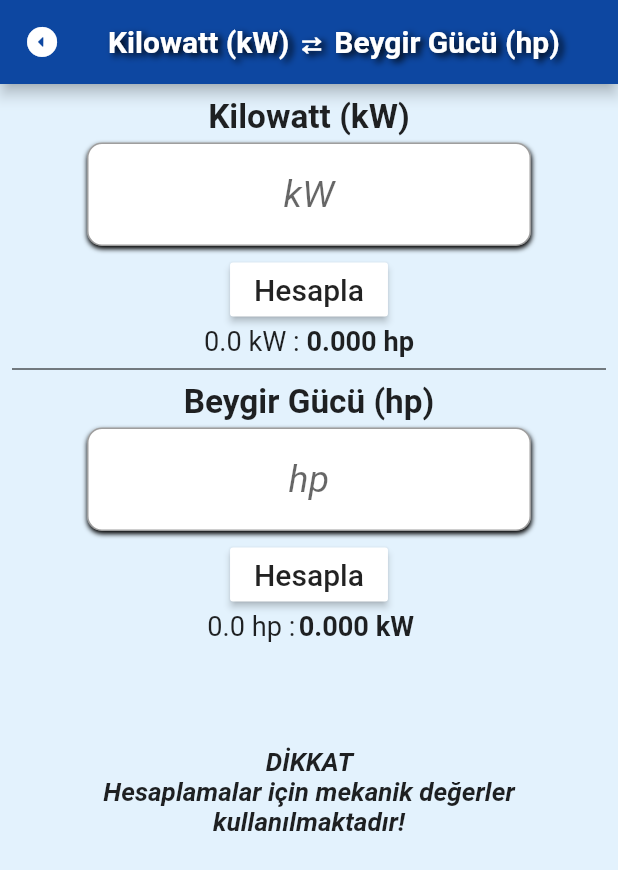
After one commit to batuhansavas-yilmaz/topluhesaplayici, a Flutter app: the screen it shows after launch, after a tap on an icon or button, on a phone screen of 412 x 824 dp. The commit adds this screen. Shown: the top 870 px of the screen. Run offline on Flutter 3.47's test engine with Material 2 defaults, Android fonts, the phone set to English and light mode, and no system bars; our stand-ins replace device_preview, flutter_styled_toast; missing offline and left inert: firebase_admob; accounts and stored records are empty.

Commit message:
"Kilowatt (kW) ⇄ Beygir Gücü (hp) eklendi"

```diff
--- /dev/null
+++ b/lib/beygir.dart
@@ -0,0 +1,243 @@
+import 'dart:ui';
+
+import 'package:flutter/material.dart';
+import 'package:flutter/services.dart';
+import 'package:toplu_hesaplayici/main.dart';
+
+class SizeConfig {
+  static MediaQueryData _mediaQueryData;
+  static double screenWidth;
+  static double screenHeight;
+  static double blockSizeHorizontal;
+  static double blockSizeVertical;
+
+  void init(BuildContext context) {
+    _mediaQueryData = MediaQuery.of(context);
+    screenWidth = _mediaQueryData.size.width;
+    screenHeight = _mediaQueryData.size.height;
+    blockSizeHorizontal = screenWidth / 100;
+    blockSizeVertical = screenHeight / 100;
+  }
+}
+
+class Beygir extends StatefulWidget {
+  @override
+  _BeygirState createState() => _BeygirState();
+}
+
+class _BeygirState extends State<Beygir> {
+  double kW = 0.00;
+  double hP = 0.00;
+  double kWsonuc = 0.00;
+  double hPsonuc = 0.00;
+
+  TextEditingController t1 = TextEditingController(text: '');
+  TextEditingController t2 = TextEditingController(text: '');
+
+  @override
+  Widget build(BuildContext context) {
+    SizeConfig().init(context);
+    return Scaffold(
+      appBar: AppBar(
+        leading: Transform(
+          alignment: FractionalOffset.center,
+          transform: Matrix4.rotationZ(-80.10),
+          child: Container(
+            child: IconButton(
+                tooltip: "Geri",
+                icon: Icon(Icons.arrow_drop_down_circle_rounded),
+                onPressed: () {
+                  Navigator.pop(context);
+                }),
+          ),
+        ),
+        title: Text(
+          "Kilowatt (kW) ⇄ Beygir Gücü (hp)",
+          style: appBarStyle,
+        ),
+      ),
+      body: SingleChildScrollView(
+        child: Padding(
+          padding: const EdgeInsets.all(8.0),
+          child: Column(
+            children: [
+              Text(
+                "Kilowatt (kW)",
+                style: TextStyle(
+                  fontWeight: FontWeight.bold,
+                  fontSize: SizeConfig.blockSizeHorizontal * 5.4,
+                ),
+              ),
+              Padding(
+                padding: const EdgeInsets.only(left: 45, right: 45),
+                child: Row(
+                  children: [
+                    Expanded(
+                      child: Padding(
+                        padding: const EdgeInsets.all(5.0),
+                        child: Container(
+                          decoration: BoxDecoration(
+                              boxShadow: [
+                                BoxShadow(
+                                    offset: Offset(0.50, 1.85), blurRadius: 2)
+                              ],
+                              color: Colors.white,
+                              borderRadius: BorderRadius.circular(10)),
+                          child: TextField(
+                            controller: t1,
+                            keyboardType: TextInputType.numberWithOptions(
+                              decimal: true,
+                            ),
+                            inputFormatters: <TextInputFormatter>[
+                              FilteringTextInputFormatter.deny(",")
+                            ],
+                            style: TextStyle(
+                                fontSize: 25, fontWeight: FontWeight.bold),
+                            decoration: InputDecoration(
+                              border: OutlineInputBorder(
+                                borderRadius: BorderRadius.circular(10),
+                              ),
+                              hintText: "kW",
+                              hintStyle: TextStyle(
+                                  fontSize: 25,
+                                  fontStyle: FontStyle.italic,
+                                  fontWeight: FontWeight.normal),
+                            ),
+                            textAlign: TextAlign.center,
+                          ),
+                        ),
+                      ),
+                    ),
+                  ],
+                ),
+              ),
+              RaisedButton(
+                color: Colors.white,
+                onPressed: () {
+                  setState(() {
+                    FocusScope.of(context).requestFocus(new FocusNode());
+                    kW = double.parse(t1.text);
+                    kWsonuc = kW * 1.341022;
+                  });
+                },
+                child: Text(
+                  "Hesapla",
+                  textAlign: TextAlign.center,
+                  style: TextStyle(fontSize: 20),
+                ),
+              ),
+              Row(
+                mainAxisAlignment: MainAxisAlignment.center,
+                children: [
+                  Text(
+                    "${kW} kW : ",
+                    style: TextStyle(
+                        fontSize: SizeConfig.blockSizeHorizontal * 4.4),
+                  ),
+                  Text(
+                    "${kWsonuc.toStringAsFixed(3)} hp",
+                    style: TextStyle(
+                        fontSize: SizeConfig.blockSizeHorizontal * 4.4,
+                        fontWeight: FontWeight.bold),
+                  ),
+                ],
+              ),
+              Divider(
+                color: Colors.black,
+              ),
+              Text(
+                "Beygir Gücü (hp)",
+                style: TextStyle(
+                  fontWeight: FontWeight.bold,
+                  fontSize: SizeConfig.blockSizeHorizontal * 5.4,
+                ),
+              ),
+              Padding(
+                padding: const EdgeInsets.only(left: 45, right: 45),
+                child: Row(
+                  children: [
+                    Expanded(
+                      child: Padding(
+                        padding: const EdgeInsets.all(5.0),
+                        child: Container(
+                          decoration: BoxDecoration(
+                              boxShadow: [
+                                BoxShadow(
+                                    offset: Offset(0.50, 1.85), blurRadius: 2)
+                              ],
+                              color: Colors.white,
+                              borderRadius: BorderRadius.circular(10)),
+                          child: TextField(
+                            controller: t2,
+                            keyboardType: TextInputType.numberWithOptions(
+                              decimal: true,
+                            ),
+                            inputFormatters: <TextInputFormatter>[
+                              FilteringTextInputFormatter.deny(",")
+                            ],
+                            style: TextStyle(
+                                fontSize: 25, fontWeight: FontWeight.bold),
+                            decoration: InputDecoration(
+                              border: OutlineInputBorder(
+                                borderRadius: BorderRadius.circular(10),
+                              ),
+                              hintText: "hp",
+                              hintStyle: TextStyle(
+                                  fontSize: 25,
+                                  fontStyle: FontStyle.italic,
+                                  fontWeight: FontWeight.normal),
+                            ),
+                            textAlign: TextAlign.center,
+                          ),
+                        ),
+                      ),
+                    ),
+                  ],
+                ),
+              ),
+              RaisedButton(
+                color: Colors.white,
+                onPressed: () {
+                  setState(() {
+                    FocusScope.of(context).requestFocus(new FocusNode());
+                    hP = double.parse(t2.text);
+                    hPsonuc = hP * 0.745699872;
+                  });
+                },
+                child: Text(
+                  "Hesapla",
+                  textAlign: TextAlign.center,
+                  style: TextStyle(fontSize: 20),
+                ),
+              ),
+              Row(
+                mainAxisAlignment: MainAxisAlignment.center,
+                children: [
+                  Text(
+                    "${hP} hp : ",
+                    style: TextStyle(
+                        fontSize: SizeConfig.blockSizeHorizontal * 4.4),
+                    textAlign: TextAlign.center,
+                  ),
+                  Text(
+                    "${hPsonuc.toStringAsFixed(3)} kW",
+                    style: TextStyle(
+                        fontSize: SizeConfig.blockSizeHorizontal * 4.4,
+                        fontWeight: FontWeight.bold),
+                    textAlign: TextAlign.center,
+                  ),
+                ],
+              ),
+              SizedBox(
+                height: 70,
+              ),
+              Text("DİKKAT \nHesaplamalar için mekanik değerler kullanılmaktadır!",style: TextStyle(
+              fontSize: SizeConfig.blockSizeHorizontal * 4.2,
+                  fontWeight: FontWeight.bold,fontStyle: FontStyle.italic),textAlign: TextAlign.center,)
+            ],
+          ),
+        ),
+      ),
+    );
+  }
+}
--- a/lib/main.dart
+++ b/lib/main.dart
@@ -5,6 +5,7 @@ import 'package:flutter/foundation.dart';
 
 import 'package:flutter/material.dart';
 import 'package:flutter/services.dart';
+import 'package:toplu_hesaplayici/beygir.dart';
 import 'package:toplu_hesaplayici/kdvHesaplayicisi.dart';
 import 'package:toplu_hesaplayici/komisyon.dart';
 import 'package:toplu_hesaplayici/zraporu.dart';
@@ -103,7 +104,7 @@ class _HomePageState extends State<HomePage> {
                         child: Center(
                           child: Container(
                             child: Text(
-                              "HesapMatik\nv2.5.2",
+                              "HesapMatik\nv2.6",
                               textAlign: TextAlign.center,
                               style: TextStyle(
                                   fontSize: SizeConfig.blockSizeHorizontal * 5.5,
@@ -319,6 +320,27 @@ class _HomePageState extends State<HomePage> {
               width: SizeConfig.blockSizeHorizontal * 30,
             ),
           ),
+          GorevButonlari(
+            navigator: () {
+              setState(() {
+                myBanner.show();
+                Navigator.push(context,
+                    CupertinoPageRoute(builder: (context) => Beygir()));
+              });
+            },
+            text: Text(
+              "Kilowatt (kW) \n⇄ \nBeygir Gücü (hp)",
+              style: TextStyle(
+                  fontSize: SizeConfig.blockSizeHorizontal * 4.22,
+                  fontWeight: FontWeight.bold),
+              textAlign: TextAlign.center,
+            ),
+            image: Image(
+              image: AssetImage("assets/horse-power.png"),
+              height: SizeConfig.blockSizeVertical * 12.5,
+              width: SizeConfig.blockSizeHorizontal * 30,
+            ),
+          ),
           Padding(
             padding: const EdgeInsets.all(10.0),
             child: RaisedButton(
@@ -386,7 +408,7 @@ class _HomePageState extends State<HomePage> {
 
 }
 
-TextStyle appBarStyle = TextStyle(color: Colors.white,
+TextStyle appBarStyle = TextStyle(color: Colors.white,fontWeight: FontWeight.bold,
     shadows: [
       Shadow(
         color: Colors.black,
--- a/pubspec.yaml
+++ b/pubspec.yaml
@@ -15,7 +15,7 @@ publish_to: 'none' # Remove this line if you wish to publish to pub.dev
 # In iOS, build-name is used as CFBundleShortVersionString while build-number used as CFBundleVersion.
 # Read more about iOS versioning at
 # https://developer.apple.com/library/archive/documentation/General/Reference/InfoPlistKeyReference/Articles/CoreFoundationKeys.html
-version: 2.5.3+16
+version: 2.6+17
 
 environment:
   sdk: ">=2.7.0 <3.0.0"
```
Also changed, not shown: assets/horse-power.png (added), pubspec.lock, 1 other file.
